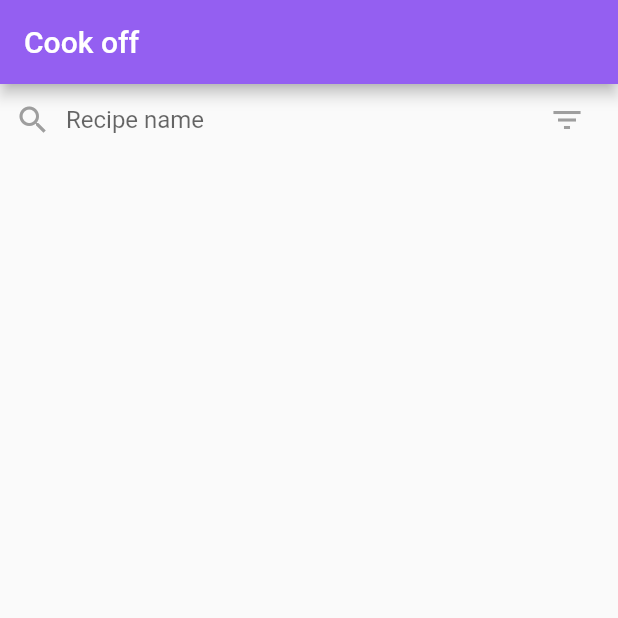
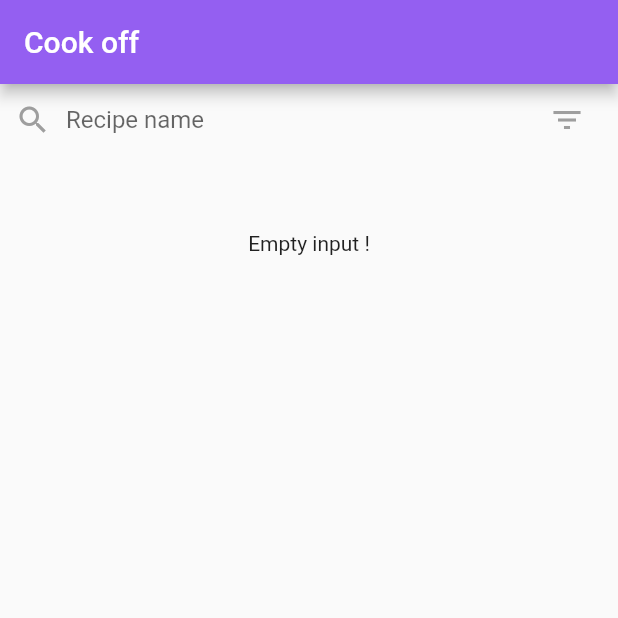
Before and after one commit to Mana-One/cook-off, a Flutter app: the screen it shows after launch, on a phone screen of 412 x 824 dp, the top half of it. Run offline on Flutter 3.47's test engine with Material 2 defaults, Android fonts, the phone set to English and light mode, and no system bars; our stand-ins replace flutter_dotenv, flutter_riverpod.

Commit message:
recipe list test

```diff
--- a/lib/screens/search_screen.dart
+++ b/lib/screens/search_screen.dart
@@ -1,3 +1,4 @@
+import 'package:cook_off/widgets/recipe_list.dart';
 import 'package:flutter/material.dart';
 
 import '../widgets/search_filter_list.dart';
@@ -13,6 +14,7 @@ class SearchScreen extends StatelessWidget {
       children: [
         SearchBar(),
         const SearchFilterList(),
+        const RecipeList(),
       ],
     );
   }
--- /dev/null
+++ b/lib/widgets/recipe_list.dart
@@ -0,0 +1,36 @@
+import 'package:cook_off/providers/search_input.dart';
+import 'package:flutter/material.dart';
+import 'package:flutter_riverpod/flutter_riverpod.dart';
+
+class RecipeList extends ConsumerWidget {
+  const RecipeList({super.key});
+
+  @override
+  Widget build(BuildContext context, WidgetRef ref) {
+    final inputFuture = ref.watch(searchInputProvider.future);
+
+    return FutureBuilder(
+      future: inputFuture,
+      builder: (context, snapshot) {
+        if (snapshot.hasData) {
+          final currentInput = snapshot.data;
+          if (currentInput == null || currentInput.isEmpty()) {
+            return const Center(child: Text('Empty input !'));
+          }
+          return Center(
+            child: Text(
+              '${currentInput.query} | filters: ${currentInput.filters.length}',
+            ),
+          );
+        }
+        if (snapshot.hasError) {
+          return Center(
+            child: Text(snapshot.error.toString()),
+          );
+        }
+
+        return const Center(child: Text('Loading'));
+      },
+    );
+  }
+}
--- a/lib/widgets/search_bar.dart
+++ b/lib/widgets/search_bar.dart
@@ -1,30 +1,17 @@
+import 'package:cook_off/providers/search_query.dart';
 import 'package:flutter/material.dart';
+import 'package:flutter_riverpod/flutter_riverpod.dart';
 
 import '../screens/filters_screen.dart';
 
-class SearchBar extends StatefulWidget {
+class SearchBar extends ConsumerWidget {
   final TextEditingController _controller = TextEditingController();
   SearchBar({super.key});
 
   @override
-  State<SearchBar> createState() => _SearchBarState();
-}
+  Widget build(BuildContext context, WidgetRef ref) {
+    final query = ref.read(searchQueryProvider.notifier);
 
-class _SearchBarState extends State<SearchBar> {
-  bool _isTextClearable = false;
-
-  @override
-  void initState() {
-    widget._controller.addListener(() {
-      setState(() {
-        _isTextClearable = widget._controller.text.isNotEmpty;
-      });
-    });
-    super.initState();
-  }
-
-  @override
-  Widget build(BuildContext context) {
     return Row(
       mainAxisAlignment: MainAxisAlignment.start,
       crossAxisAlignment: CrossAxisAlignment.center,
@@ -38,12 +25,13 @@ class _SearchBarState extends State<SearchBar> {
         ),
         Expanded(
           child: TextField(
-            controller: widget._controller,
+            controller: _controller,
             decoration: InputDecoration(
               border: InputBorder.none,
               hintText: 'Recipe name',
-              suffixIcon: _showClearButton(),
+              suffixIcon: _showClearButton(query),
             ),
+            onChanged: (value) => query.replaceQuery(value),
           ),
         ),
         Padding(
@@ -64,12 +52,12 @@ class _SearchBarState extends State<SearchBar> {
     Navigator.of(context).pushNamed(FiltersScreen.routeName);
   }
 
-  Widget? _showClearButton() {
-    if (!_isTextClearable) {
+  Widget? _showClearButton(SearchQueryNotifier query) {
+    if (query.isEmpty()) {
       return null;
     }
     return IconButton(
-      onPressed: widget._controller.clear,
+      onPressed: _controller.clear,
       icon: const Icon(Icons.clear),
     );
   }
```
